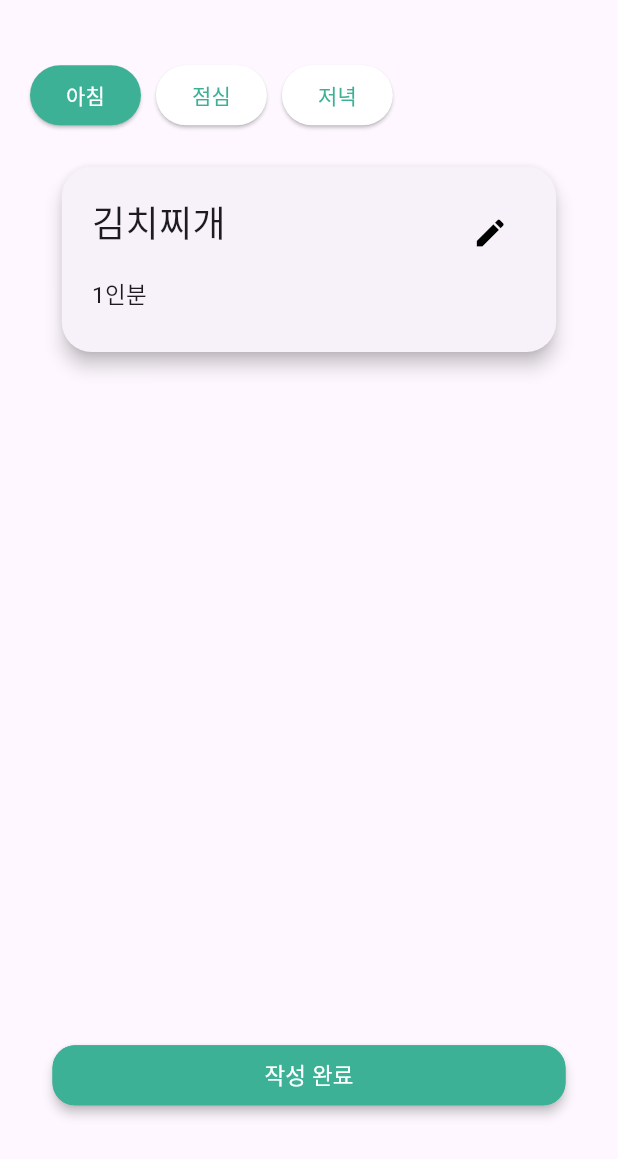
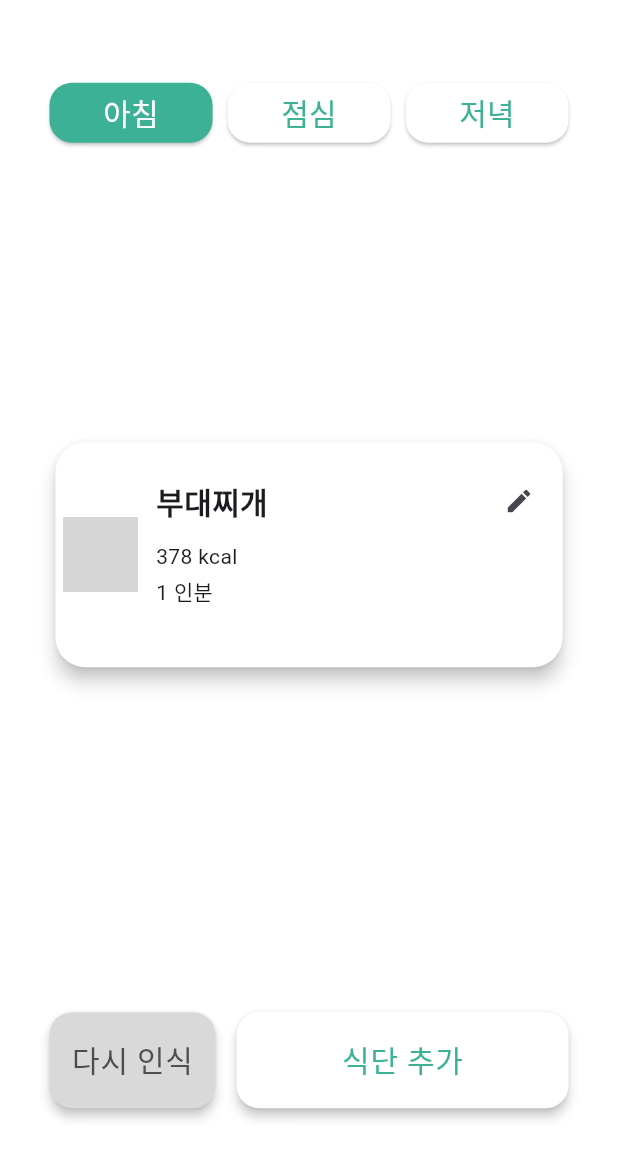
Before and after one commit to 25-1AlphaProject/Frontend, a Flutter app: the MealEdit screen opened directly, on a phone screen of 412 x 824 dp. Shown: the top 1159 px of the screen. Run offline on Flutter 3.47's test engine with Material 3 defaults, Android fonts, the phone set to English and light mode, and no system bars; our stand-ins replace card_swiper, fl_chart, image_picker, percent_indicator, shared_preferences, timer_builder; missing offline and left inert: gradient_elevated_button, linear_progress_bar, string_similarity; accounts and stored records are empty; Roboto replaces fonts that are missing (Pretendard-bold, Pretendard-regular, Pretendart-bold); grey boxes are pictures that could not be loaded.

Commit message:
FEAT : mealedit ui

```diff
--- a/alpha_front/lib/main.dart
+++ b/alpha_front/lib/main.dart
@@ -1,5 +1,6 @@
 import 'package:alpha_front/Home/home.dart';
 import 'package:alpha_front/layout.dart';
+import 'package:alpha_front/meal/meal_edit.dart';
 import 'package:alpha_front/mypage/mypage_main.dart';
 import 'package:alpha_front/recipe/recipe_list.dart';
 import 'package:alpha_front/report/report_main.dart';
@@ -72,11 +73,12 @@ class CCBS extends StatelessWidget {
       // home: const MyHomePage(title: '척척밥사'),
       // home: Survey(),
       // home: const MypageMain(),
-      home: const loginScreen(),
+      // home: const loginScreen(),
       // home: const signupScreen(),
       // home: const HomeScreen(),
       // home: const Layout(),
       // home: const CommunityList(),
+      home:MealEdit(initialIndex: 1),
     );
   }
 }
--- a/alpha_front/lib/meal/mealAmount_edit.dart
+++ b/alpha_front/lib/meal/mealAmount_edit.dart
@@ -27,12 +27,21 @@ class MealamountEdit extends StatefulWidget {
 
 class _MealamountEditState extends State<MealamountEdit> {
   void _goToNext() {
+    int index = 1;
+
+    if (widget.mealName.toUpperCase() == 'BREAKFAST') {
+      index = 1;
+    } else if (widget.mealName.toUpperCase() == 'LUNCH') {
+      index = 2;
+    } else if (widget.mealName.toUpperCase() == 'DINNER') {
+      index = 3;
+    }
+
     Navigator.push(
       context,
-      MaterialPageRoute(builder: (context) => const MealEdit(initialIndex: 1)),
+      MaterialPageRoute(builder: (context) => MealEdit(initialIndex: index)),
     );
   }
-
   void _skip() {
     Navigator.push(
       context,
--- a/alpha_front/lib/meal/meal_edit.dart
+++ b/alpha_front/lib/meal/meal_edit.dart
@@ -1,4 +1,5 @@
 import 'package:alpha_front/Home/home.dart';
+import 'package:alpha_front/meal/camera.dart';
 import 'package:alpha_front/widgets/base_app_bar.dart';
 import 'package:flutter/material.dart';
 import 'package:alpha_front/layout.dart';
@@ -13,6 +14,20 @@ class MealEdit extends StatefulWidget {
 }
 
 class _MealEditState extends State<MealEdit> {
+
+  void _goToNext() {
+    Navigator.push(
+      context,
+      MaterialPageRoute(builder: (context) => Layout()),
+    );
+  }
+
+  void _skip() {
+    Navigator.push(
+      context,
+      MaterialPageRoute(builder: (context) => Camera()),
+    );
+  }
   late int selectedIndex; // 기본
 
   @override
@@ -43,110 +58,172 @@ class _MealEditState extends State<MealEdit> {
   @override
   Widget build(BuildContext context) {
     return Scaffold(
+      backgroundColor: Colors.white,
       // appBar: BaseAppbar(title: '식단 수정'),
       body: Padding(
-        padding: const EdgeInsets.all(20.0),
+        padding: const EdgeInsets.all(33.0),
         child: Column(
           children: [
             Expanded(
               flex: 1,
               child: Row(
                 children: [
+                  Expanded(
+                    flex: 1,
+                    child: SizedBox(
+                      width: double.infinity,
+                      child:
                         ElevatedButton(
                           style: ElevatedButton.styleFrom(
                             backgroundColor: selectedIndex == 1
                                 ? const Color(0xff3CB196)
                                 : Colors.white,
+                              shape: RoundedRectangleBorder(
+                                borderRadius: BorderRadius.circular(15),
+                              ),
+
                           ),
                           onPressed: () => _onButtonPressed(1),
                           child: Text(
                             '아침',
                             style: TextStyle(
+                              fontFamily: 'Pretendard-bold',
+                              fontSize: 20,
                               color: selectedIndex == 1
                                   ? Colors.white
                                   : const Color(0xff3CB196),
                             ),
                           ),
                         ),
+                    ),
+                  ),
                         const SizedBox(
                           width: 10,
                         ),
-                  ElevatedButton(
+                        Expanded(
+                          flex: 1,
+                          child: SizedBox(
+                            width: double.infinity,
+                            child: ElevatedButton(
                               style: ElevatedButton.styleFrom(
                                 backgroundColor: selectedIndex == 2
                                     ? const Color(0xff3CB196)
                                     : Colors.white,
+                                                                  shape: RoundedRectangleBorder(
+                                borderRadius: BorderRadius.circular(15),
+                              ),
                               ),
                               onPressed: () => _onButtonPressed(2),
                               child: Text(
                                 '점심',
                                 style: TextStyle(
+                                  fontFamily: 'Pretendard-bold',
+                                  fontSize: 20,
                                   color: selectedIndex == 2
                                       ? Colors.white
                                       : const Color(0xff3CB196),
                                 ),
                               ),
                             ),
+                          ),
+                        ),
                         const SizedBox(
                           width: 10,
                         ),
-                  ElevatedButton(
+                        Expanded(
+                          child: SizedBox(
+                            child: ElevatedButton(
                               style: ElevatedButton.styleFrom(
                                 backgroundColor: selectedIndex == 3
                                     ? const Color(0xff3CB196)
                                     : Colors.white,
+                                                                  shape: RoundedRectangleBorder(
+                                borderRadius: BorderRadius.circular(15),
+                              ),
                               ),
                               onPressed: () => _onButtonPressed(3),
                               child: Text(
                                 '저녁',
                                 style: TextStyle(
+                                  fontFamily: 'Pretendard-bold',
+                                  fontSize: 20,
                                   color: selectedIndex == 3
                                       ? Colors.white
                                       : const Color(0xff3CB196),
                                 ),
                               ),
                             ),
+                          ),
+                        ),
                       ],
                   ),
                               ),
+              //   ],
+              // ),
             Expanded(
               flex: 6,
               child: _getSelectedWidget(),
             ),
             Expanded(
               flex: 2,
-              child: Center(
-                child: Container(
-                  margin: const EdgeInsets.fromLTRB(15, 0, 15, 0),
-                  // padding: EdgeInsets.fromLTRB(10, 60, 10, 30),
+              child:
+                Row(
+                  children: [
+                    Expanded(
+                        flex: 1,
+                        child: SizedBox(
+                          // margin: const EdgeInsets.fromLTRB(10, 50, 10, 20),
                           width: double.infinity,
                           child: ElevatedButton(
                             style: ElevatedButton.styleFrom(
-                      backgroundColor: const Color(0xff3CB196),
+                              backgroundColor: const Color(0xffd9d9d9),
                               shape: RoundedRectangleBorder(
                                 borderRadius: BorderRadius.circular(15),
                               ),
-                      side:
-                          const BorderSide(color: Color(0xff3CB196), width: 1),
+                              padding: const EdgeInsets.symmetric(vertical: 18),
+                              minimumSize: const Size(double.infinity, 50),
                               elevation: 3,
                             ),
-                    onPressed: () {
-                      Navigator.push(
-                          context,
-                          MaterialPageRoute(
-                              builder: (context) => const Layout()));
-                    },
-                    child: const Text(
-                      '작성 완료',
-                      style: TextStyle(
-                        fontFamily: 'Pretendart-bold',
-                        fontSize: 15,
-                        // fontWeight: FontWeight.bold,
-                        color: Colors.white,
+                            onPressed: _skip,
+                            child: Text(
+                              '다시 인식',
+                              style: Theme.of(context)
+                                  .textTheme
+                                  .labelMedium!
+                                  .copyWith(color: const Color(0xff4d4d4d)),
+                            ),
+                          ),
+                        )),
+                    const SizedBox(
+                      width: 14,
+                    ),
+                    Expanded(
+                      flex: 2,
+                      child: SizedBox(
+                        // margin: const EdgeInsets.fromLTRB(10, 50, 10, 20),
+                        width: double.infinity,
+                        child: ElevatedButton(
+                          style: ElevatedButton.styleFrom(
+                            backgroundColor: const Color(0xffffffff),
+                            shape: RoundedRectangleBorder(
+                              borderRadius: BorderRadius.circular(15),
+                            ),
+                            padding: const EdgeInsets.symmetric(vertical: 18),
+                            minimumSize: const Size(double.infinity, 50),
+                            elevation: 3,
+                          ),
+                          onPressed: _goToNext,
+                          child: Text('식단 추가',
+                              style: Theme.of(context)
+                                  .textTheme
+                                  .labelMedium!
+                                  .copyWith(
+                                    color: const Color(0xff3CB196),
+                                  )),
                         ),
                       ),
                     ),
-                ),
+                  ],
                 ),
             )
           ],
@@ -156,21 +233,148 @@ class _MealEditState extends State<MealEdit> {
   }
 }
 
+class MealCard extends StatelessWidget {
+  final String? imageURL;
+  final bool isEditing;
+  final TextEditingController nameController;
+  final TextEditingController kcalController;
+  final TextEditingController amountController;
+  final VoidCallback onEditToggle;
+
+  const MealCard({
+    super.key,
+    required this.imageURL,
+    required this.isEditing,
+    required this.nameController,
+    required this.kcalController,
+    required this.amountController,
+    required this.onEditToggle,
+  });
+
+  @override
+  Widget build(BuildContext context) {
+    return Card(
+      color: Colors.white,
+      elevation: 5,
+      shape: RoundedRectangleBorder(borderRadius: BorderRadius.circular(20)),
+      child: Container(
+        padding: const EdgeInsets.all(5),
+        margin: const EdgeInsets.symmetric(vertical: 10),
+        height: 130,
+        child: Row(
+          children: [
+            ClipRRect(
+              borderRadius: BorderRadius.circular(10),
+              child: imageURL == null
+                  ? Image.asset('../assets/images/character.png',
+                      width: 50, height: 50, fit: BoxFit.cover)
+                  : Image.network(imageURL!,
+                      width: 50, height: 50, fit: BoxFit.cover),
+            ),
+            const SizedBox(width: 12),
+            Expanded(
+              child: Column(
+                crossAxisAlignment: CrossAxisAlignment.start,
+                children: [
+                  Row(
+                    children: [
+                      Expanded(
+                        child: isEditing
+                            ? TextField(
+                                controller: nameController,
+                                style: const TextStyle(
+                                    fontSize: 20, fontWeight: FontWeight.bold),
+                                decoration: const InputDecoration(
+                                  isDense: true,
+                                  contentPadding: EdgeInsets.symmetric(vertical: 8),
+                                  border: UnderlineInputBorder(),
+                                ),
+                              )
+                            : Text(
+                                nameController.text,
+                                style: const TextStyle(
+                                    fontSize: 20, fontWeight: FontWeight.bold),
+                              ),
+                      ),
+                      IconButton(
+                        icon: const Icon(Icons.edit, size: 20),
+                        onPressed: onEditToggle,
+                      ),
+                    ],
+                  ),
+                  const SizedBox(height: 3),
+                  Row(
+                    children: [
+                      isEditing
+                          ? SizedBox(
+                              width: MediaQuery.of(context).size.width * 0.3, // 전체의 약 절반
+                              child: TextField(
+                                controller: kcalController,
+                                keyboardType: TextInputType.number,
+                                style: const TextStyle(fontSize: 14),
+                                decoration: const InputDecoration(
+                                  isDense: true,
+                                  contentPadding: EdgeInsets.symmetric(vertical: 4),
+                                  border: UnderlineInputBorder(),
+                                ),
+                              ),
+                            )
+                          : Text(
+                              "${kcalController.text} kcal",
+                              style: const TextStyle(fontSize: 14),
+                            ),
+                    ],
+                  ),
+                  const SizedBox(height: 3),
+                  Row(
+                    children: [
+                      isEditing
+                          ? SizedBox(
+                              width: MediaQuery.of(context).size.width * 0.3,
+                              child: TextField(
+                                controller: amountController,
+                                keyboardType: TextInputType.number,
+                                style: const TextStyle(fontSize: 14),
+                                decoration: const InputDecoration(
+                                  isDense: true,
+                                  contentPadding: EdgeInsets.symmetric(vertical: 4),
+                                  border: UnderlineInputBorder(),
+                                ),
+                              ),
+                            )
+                          : Text(
+                              "${amountController.text} 인분",
+                              style: const TextStyle(fontSize: 14),
+                            ),
+                    ],
+                  ),
+                ],
+              ),
+            ),
+          ],
+        ),
+      ),
+    );
+  }
+}
+
+
+
+// 아침
 class _BreakfastEdit extends StatefulWidget {
   @override
-  State<StatefulWidget> createState() => _BreakfastEditState();
+  State<_BreakfastEdit> createState() => _BreakfastEditState();
 }
 
 class _BreakfastEditState extends State<_BreakfastEdit> {
-  String FoodName = '김치찌개';
-  int Kcal = 118;
-  int count = 1;
+  bool isEditing = false;
 
-  bool isEditing = false; // 편집 모드
-  TextEditingController FoodNamecontroller =
-      TextEditingController(text: "김치찌개"); // 초기값
-  TextEditingController FoodAmountcontroller =
-      TextEditingController(text: "1인분"); // 초기값
+  TextEditingController nameController =
+      TextEditingController(text: "부대찌개");
+  TextEditingController kcalController =
+      TextEditingController(text: "378");
+  TextEditingController amountController =
+      TextEditingController(text: "1");
 
   void _toggleEditMode() {
     setState(() {
@@ -178,112 +382,16 @@ class _BreakfastEditState extends State<_BreakfastEdit> {
     });
   }
 
-  void _saveEdit() {
-    setState(() {
-      isEditing = false;
-    });
-  }
-
   @override
   Widget build(BuildContext context) {
-    return Scaffold(
-      // body: Text('아침 식단'),
-      body: SingleChildScrollView(
-        child: Center(
-          child: Column(
-            children: [
-              Card(
-                elevation: 5,
-                shape: RoundedRectangleBorder(
-                    borderRadius: BorderRadius.circular(20)),
-                child: Container(
-                  width: MediaQuery.of(context).size.width * 0.8,
-                  height: MediaQuery.of(context).size.height * 0.15,
-                  padding: const EdgeInsets.all(20),
-                  child: Stack(
-                    children: [
-                      // 우측 상단 Edit 아이콘
-                      Positioned(
-                        right: 0,
-                        top: 0,
-                        child: IconButton(
-                          icon: const Icon(Icons.edit, color: Colors.black),
-                          onPressed: _toggleEditMode,
-                        ),
-                      ),
-
-                      SizedBox(
-                        width: 200,
-                        child: Column(
-                          children: [
-                            Align(
-                              alignment: Alignment.topLeft,
-                              child: isEditing
-                                  ? TextField(
-                                      controller: FoodNamecontroller,
-                                      keyboardType: TextInputType.text,
-                                      decoration: const InputDecoration(
-                                        isDense: true,
-                                        contentPadding:
-                                            EdgeInsets.only(bottom: 5),
-                                      ),
-                                      textAlign: TextAlign.start,
-                                      style: const TextStyle(
-                                          fontSize: 24,
-                                          fontFamily: 'Pretendard-bold',
-                                          fontWeight: FontWeight.bold),
-                                      onSubmitted: (_) =>
-                                          _saveEdit(), // 엔터 입력 시 저장
-                                    )
-                                  : Text(
-                                      textAlign: TextAlign.start,
-                                      FoodNamecontroller.text,
-                                      style: const TextStyle(
-                                          fontSize: 24,
-                                          fontFamily: 'Pretendard-bold'),
-                                    ),
-                            ),
-                            const SizedBox(
-                              height: 20,
-                            ),
-                            Align(
-                              alignment: Alignment.topLeft,
-                              child: isEditing
-                                  ? TextField(
-                                      controller: FoodAmountcontroller,
-                                      keyboardType: TextInputType.number,
-                                      decoration: const InputDecoration(
-                                        isDense: true,
-                                        contentPadding:
-                                            EdgeInsets.only(bottom: 5),
-                                      ),
-                                      textAlign: TextAlign.start,
-                                      style: const TextStyle(
-                                        fontSize: 15,
-                                        fontFamily: 'Pretendard-regular',
-                                      ),
-                                      onSubmitted: (_) =>
-                                          _saveEdit(), // 엔터 입력 시 저장
-                                    )
-                                  : Text(
-                                      textAlign: TextAlign.start,
-                                      FoodAmountcontroller.text,
-                                      style: const TextStyle(
-                                          fontSize: 15,
-                                          fontFamily: 'Pretendard-regular'),
-                                    ),
-                            ),
-                          ],
-                        ),
-                      ),
-                    ],
-                  ),
-                ),
-              ),
-              // Card(backgroundColor: Colors.white,)
-            ],
-          ),
-        ),
+    return Center(
+      child: MealCard(
+        imageURL: null,
+        isEditing: isEditing,
+        amountController: amountController,
+        nameController: nameController,
+        kcalController: kcalController,
+        onEditToggle: _toggleEditMode,
       ),
     );
   }
@@ -298,6 +406,7 @@ class _LunchEditState extends State<_LunchEdit> {
   @override
   Widget build(BuildContext context) {
     return const Scaffold(
+      backgroundColor: Colors.white,
       body: Text('점심 식단'),
     );
   }
@@ -312,6 +421,7 @@ class _DinnerEditState extends State<_DinnerEdit> {
   @override
   Widget build(BuildContext context) {
     return const Scaffold(
+      backgroundColor: Colors.white,
       body: Text('저녁 식단'),
     );
   }
```
Lines whose indentation alone changed are shown as unchanged.
